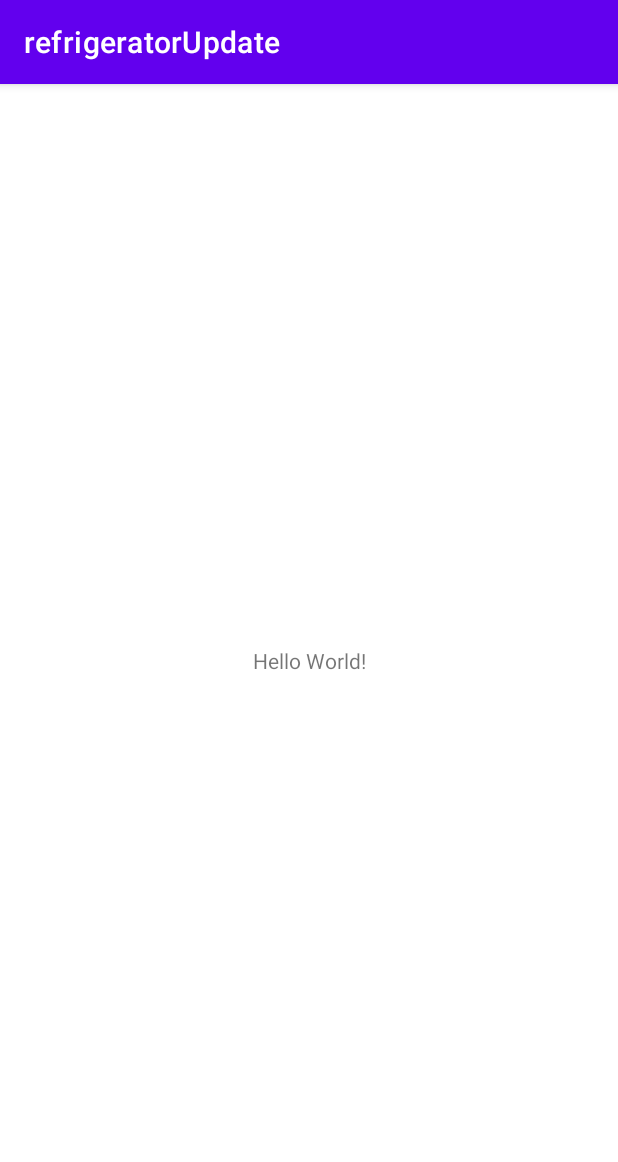
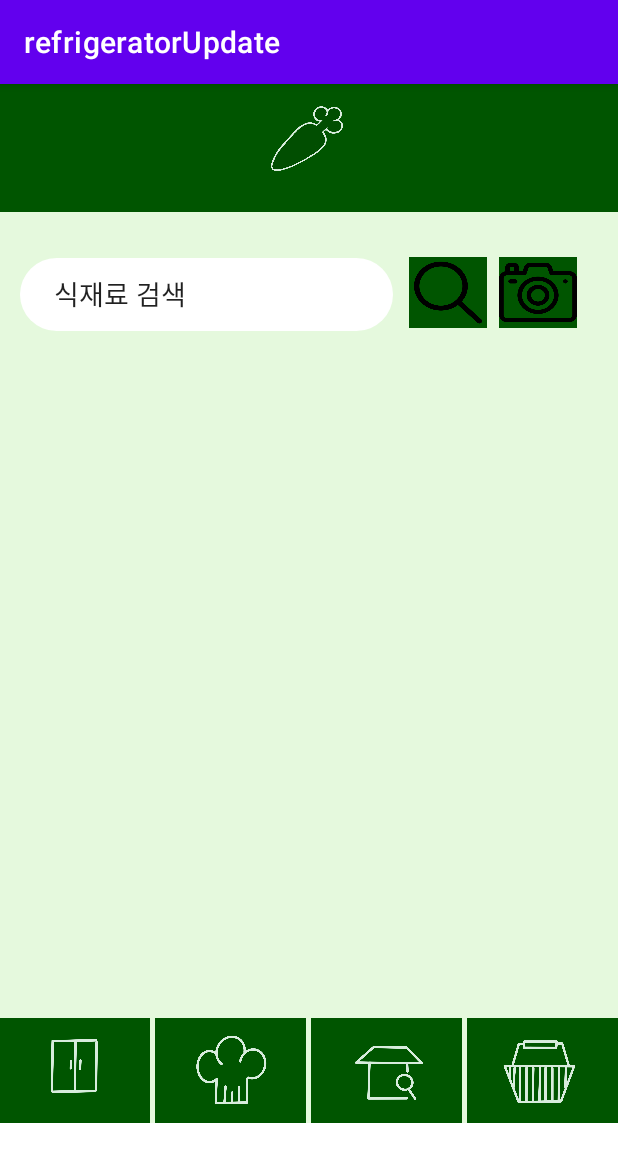
Before and after one commit to yuanchoi/refrigeratorUpdate, an Android app: the screen it shows after launch (MainActivity before the commit, Home after it), on a phone screen of 412 x 824 dp. Shown: the top 1162 px of the screen. Run offline under Robolectric (Android 15) with nearby library versions, the phone set to English and light mode, and no system bars.

Commit message:
Merge remote-tracking branch 'origin/master'

```diff
--- /dev/null
+++ b/app/src/main/java/com/gradproject/RefrigeratorUpdate/Fridge.java
@@ -0,0 +1,24 @@
+package com.gradproject.RefrigeratorUpdate;
+
+import android.os.Bundle;
+
+import androidx.annotation.NonNull;
+import androidx.annotation.Nullable;
+import androidx.fragment.app.Fragment;
+
+import android.view.LayoutInflater;
+import android.view.View;
+import android.view.ViewGroup;
+
+
+public class Fridge extends Fragment {
+
+
+
+    @Override
+    public View onCreateView(LayoutInflater inflater, ViewGroup container,
+                             Bundle savedInstanceState) {
+        // Inflate the layout for this fragment
+        return inflater.inflate(R.layout.fragment_fridge, container, false);
+    }
+}
--- /dev/null
+++ b/app/src/main/java/com/gradproject/RefrigeratorUpdate/Home.java
@@ -0,0 +1,55 @@
+package com.gradproject.RefrigeratorUpdate;
+
+import android.app.Fragment;
+import android.os.Bundle;
+import android.view.View;
+import android.widget.LinearLayout;
+import android.widget.Toast;
+
+import androidx.appcompat.app.AppCompatActivity;
+
+public class Home extends AppCompatActivity {
+
+    @Override
+    protected void onCreate(Bundle savedInstanceState) {
+        super.onCreate(savedInstanceState);
+        setContentView(R.layout.home);
+
+        LinearLayout button1 = (LinearLayout) findViewById(R.id.button1);
+        LinearLayout button2 = (LinearLayout) findViewById(R.id.button2);
+        LinearLayout button3 = (LinearLayout) findViewById(R.id.button3);
+        LinearLayout button4 = (LinearLayout) findViewById(R.id.button4);
+
+        //시작 프레그먼트 지정
+
+        button1.setOnClickListener(new View.OnClickListener() {
+            @Override
+            public void onClick(View view) {
+                getSupportFragmentManager().beginTransaction().replace(R.id.fragment_place, new Fridge()).commit(); // 냉장고
+            }
+        });
+        button2.setOnClickListener(new View.OnClickListener() {
+            @Override
+            public void onClick(View view) {
+
+                //레시피
+
+                getSupportFragmentManager().beginTransaction().replace(R.id.fragment_place, new Recipe()).commit();
+            }
+        });
+        button3.setOnClickListener(new View.OnClickListener() {
+            @Override
+            public void onClick(View view) {
+                // 위치
+                getSupportFragmentManager().beginTransaction().replace(R.id.fragment_place, new Place()).commit();
+            }
+        });
+        button4.setOnClickListener(new View.OnClickListener() {
+            @Override
+            public void onClick(View view) {
+                //쇼핑 목록
+                getSupportFragmentManager().beginTransaction().replace(R.id.fragment_place, new Shopping_list()).commit();
+            }
+        });
+    }
+}
--- /dev/null
+++ b/app/src/main/res/drawable/border.xml
@@ -0,0 +1,28 @@
+<?xml version="1.0" encoding="utf-8"?>
+<layer-list xmlns:android="http://schemas.android.com/apk/res/android">
+    <item>
+        <shape android:shape="rectangle">
+            <stroke android:width = "0dp" android:color = "#005500"/>
+            <corners
+                android:bottomRightRadius="100dp"
+                android:bottomLeftRadius="100dp"
+                android:topLeftRadius="100dp"
+                android:topRightRadius="100dp"/>
+        </shape>
+    </item>
+
+    <item
+        android:bottom="1dp"
+        android:left="1dp"
+        android:right="1dp"
+        android:top="1dp">
+        <shape android:shape="rectangle">
+            <solid android:color="#FFFFFF"/>
+            <corners
+                android:bottomRightRadius="100dp"
+                android:bottomLeftRadius="100dp"
+                android:topLeftRadius="100dp"
+                android:topRightRadius="100dp"/>
+        </shape>
+    </item>
+</layer-list>
--- /dev/null
+++ b/app/src/main/res/layout/fragment_fridge.xml
@@ -0,0 +1,65 @@
+<?xml version="1.0" encoding="utf-8"?>
+<LinearLayout xmlns:android="http://schemas.android.com/apk/res/android"
+    android:layout_width="match_parent"
+    android:layout_height="wrap_content"
+    xmlns:app="http://schemas.android.com/apk/res-auto"
+    xmlns:tools="http://schemas.android.com/tools"
+    tools:context="com.gradproject.RefrigeratorUpdate.Home"
+    android:orientation="vertical">
+
+
+    <LinearLayout
+        android:layout_width="match_parent"
+        android:layout_height="537dp"
+        android:layout_weight="1"
+        android:background="#e5f9dd"
+        android:orientation="horizontal">
+
+        <LinearLayout
+            android:id="@+id/linearview"
+            android:layout_width="match_parent"
+            android:layout_height="wrap_content"
+            android:layout_marginStart="9dp"
+            android:layout_marginTop="10dp"
+            android:layout_marginEnd="9dp"
+            android:orientation="horizontal"
+            app:layout_constraintBottom_toTopOf="@id/recyclerView">
+
+            <EditText
+                android:id="@+id/search_area"
+                android:layout_width="250dp"
+                android:layout_height="50dp"
+                android:layout_marginLeft="3dp"
+                android:layout_marginTop="20dp"
+                android:background="@drawable/border"
+                android:text="     식재료 검색" />
+
+            <ImageButton
+                android:id="@+id/search_btn"
+                android:layout_width="52dp"
+                android:layout_height="47dp"
+                android:layout_marginLeft="10dp"
+                android:layout_marginTop="20dp"
+                android:background="#005500"
+                android:scaleType="fitXY"
+                android:src="@drawable/search" />
+
+            <ImageButton
+                android:id="@+id/camera_btn"
+                android:layout_width="52dp"
+                android:layout_height="47dp"
+                android:layout_marginLeft="8dp"
+                android:layout_marginTop="20dp"
+                android:background="#005500"
+                android:scaleType="fitXY"
+                android:src="@drawable/camera" />
+        </LinearLayout>
+
+        <androidx.recyclerview.widget.RecyclerView
+            android:id="@+id/recyclerView"
+            android:layout_width="match_parent"
+            android:layout_height="500dp"
+            android:padding="10dp" />
+
+    </LinearLayout>
+</LinearLayout>
--- /dev/null
+++ b/app/src/main/res/layout/home.xml
@@ -0,0 +1,158 @@
+<?xml version="1.0" encoding="utf-8"?>
+<LinearLayout xmlns:android="http://schemas.android.com/apk/res/android"
+    android:layout_width="match_parent"
+    android:layout_height="wrap_content"
+    xmlns:app="http://schemas.android.com/apk/res-auto"
+    xmlns:tools="http://schemas.android.com/tools"
+    tools:context="com.gradproject.RefrigeratorUpdate.Home"
+    android:orientation="vertical">
+
+
+
+    <LinearLayout
+        android:layout_width="match_parent"
+        android:layout_height="85dp"
+        android:background="#005500"
+        android:orientation="vertical">
+
+        <ImageView
+            android:id="@+id/green"
+            android:layout_width="wrap_content"
+            android:layout_height="wrap_content"
+            android:layout_marginTop="10dp"
+            android:src="@drawable/green"
+            />
+    </LinearLayout>
+
+    <LinearLayout
+        android:layout_width="match_parent"
+        android:layout_height="537dp"
+        android:layout_weight="1"
+        android:background="#e5f9dd"
+        android:orientation="horizontal">
+
+        <fragment
+            android:name="com.gradproject.RefrigeratorUpdate.Fridge"
+            android:id="@+id/fragment_place"
+            android:layout_width="match_parent"
+            android:layout_height="match_parent"
+            tools:layout="@layout/fragment_fridge">
+        </fragment>
+
+
+        <LinearLayout
+            android:id="@+id/linearview"
+            android:layout_width="match_parent"
+            android:layout_height="wrap_content"
+            android:layout_marginStart="9dp"
+            android:layout_marginTop="10dp"
+            android:layout_marginEnd="9dp"
+            android:orientation="horizontal"
+            app:layout_constraintBottom_toTopOf="@id/recyclerView">
+
+            <EditText
+                android:id="@+id/search_area"
+                android:layout_width="250dp"
+                android:layout_height="50dp"
+                android:layout_marginLeft="3dp"
+                android:layout_marginTop="20dp"
+                android:background="@drawable/border"
+                android:text="     식재료 검색" />
+
+            <ImageButton
+                android:id="@+id/search_btn"
+                android:layout_width="52dp"
+                android:layout_height="47dp"
+                android:layout_marginLeft="10dp"
+                android:layout_marginTop="20dp"
+                android:background="#005500"
+                android:scaleType="fitXY"
+                android:src="@drawable/search" />
+
+            <ImageButton
+                android:id="@+id/camera_btn"
+                android:layout_width="52dp"
+                android:layout_height="47dp"
+                android:layout_marginLeft="8dp"
+                android:layout_marginTop="20dp"
+                android:background="#005500"
+                android:scaleType="fitXY"
+                android:src="@drawable/camera" />
+        </LinearLayout>
+
+        <androidx.recyclerview.widget.RecyclerView
+            android:id="@+id/recyclerView"
+            android:layout_width="match_parent"
+            android:layout_height="500dp"
+            android:padding="10dp" />
+
+    </LinearLayout>
+
+    <LinearLayout
+        android:id="@+id/linearLayout"
+        android:layout_width="match_parent"
+        android:layout_height="70dp"
+        android:orientation="horizontal"
+        android:background="#e5f9dd"
+        app:layout_constraintBottom_toBottomOf="parent"
+        app:layout_constraintLeft_toLeftOf="parent"
+        app:layout_constraintRight_toRightOf="parent">
+
+        <LinearLayout
+            android:id="@+id/button1"
+            android:gravity="center"
+            android:layout_width="0dp"
+            android:layout_marginRight="3dp"
+            android:orientation="vertical"
+            android:layout_height="match_parent"
+            android:layout_weight="1">
+            <ImageView
+                android:src="@drawable/fridge"
+                android:layout_width="wrap_content"
+                android:background="#005500"
+                android:layout_height="wrap_content" />
+        </LinearLayout>
+        <LinearLayout
+            android:id="@+id/button2"
+            android:gravity="center"
+            android:layout_marginRight="3dp"
+            android:orientation="vertical"
+            android:layout_width="0dp"
+            android:background="#005500"
+            android:layout_height="match_parent"
+            android:layout_weight="1">
+            <ImageView
+                android:src="@drawable/recipe"
+                android:layout_width="wrap_content"
+                android:layout_height="wrap_content" />
+        </LinearLayout>
+
+        <LinearLayout
+            android:layout_marginRight="3dp"
+            android:id="@+id/button3"
+            android:gravity="center"
+            android:orientation="vertical"
+            android:background="#005500"
+            android:layout_width="0dp"
+            android:layout_height="match_parent"
+            android:layout_weight="1">
+            <ImageView
+                android:src="@drawable/mart"
+                android:layout_width="wrap_content"
+                android:layout_height="wrap_content" />
+        </LinearLayout>
+        <LinearLayout
+            android:id="@+id/button4"
+            android:gravity="center"
+            android:orientation="vertical"
+            android:background="#005500"
+            android:layout_width="0dp"
+            android:layout_height="match_parent"
+            android:layout_weight="1">
+            <ImageView
+                android:src="@drawable/shopping_list"
+                android:layout_width="wrap_content"
+                android:layout_height="wrap_content" />
+        </LinearLayout>
+    </LinearLayout>
+</LinearLayout>
--- a/app/src/main/res/values/strings.xml
+++ b/app/src/main/res/values/strings.xml
@@ -1,3 +1,5 @@
 <resources>
     <string name="app_name">refrigeratorUpdate</string>
+    <!-- TODO: Remove or change this placeholder text -->
+    <string name="hello_blank_fragment">Hello blank fragment</string>
 </resources>
```
Also changed, not shown: app/src/main/AndroidManifest.xml (+7 -1 lines), app/src/main/java/com/gradproject/RefrigeratorUpdate/Place.java (added, +22 -0 lines), app/src/main/java/com/gradproject/RefrigeratorUpdate/Recipe.java (added, +29 -0 lines), app/src/main/java/com/gradproject/RefrigeratorUpdate/Shopping_list.java (added, +20 -0 lines), app/src/main/res/layout/activity_main.xml (+82 -10 lines), app/src/main/res/layout/food_info.xml (added, +47 -0 lines), app/src/main/res/layout/fragment_place.xml (added, +14 -0 lines), app/src/main/res/layout/fragment_recipe.xml (added, +13 -0 lines), app/src/main/res/layout/fragment_shopping_list.xml (added, +17 -0 lines), app/src/main/res/drawable-v24/camera.png (added), app/src/main/res/drawable-v24/search.png (added), app/src/main/res/drawable-v24/x_btn.png (added).
